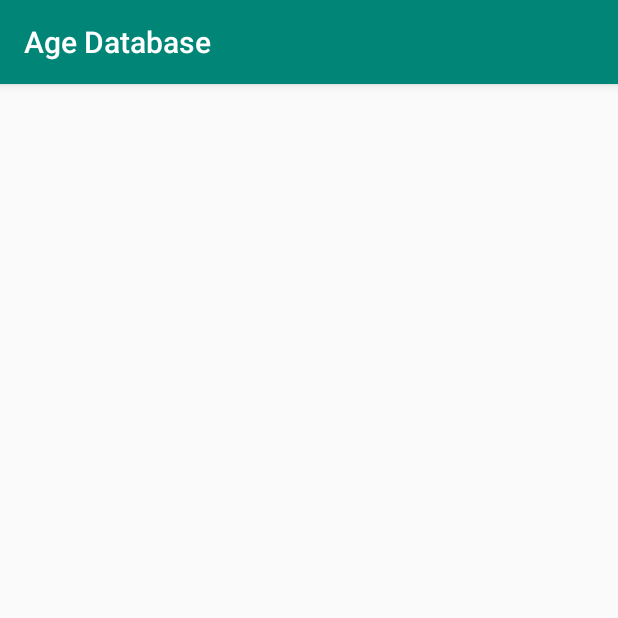
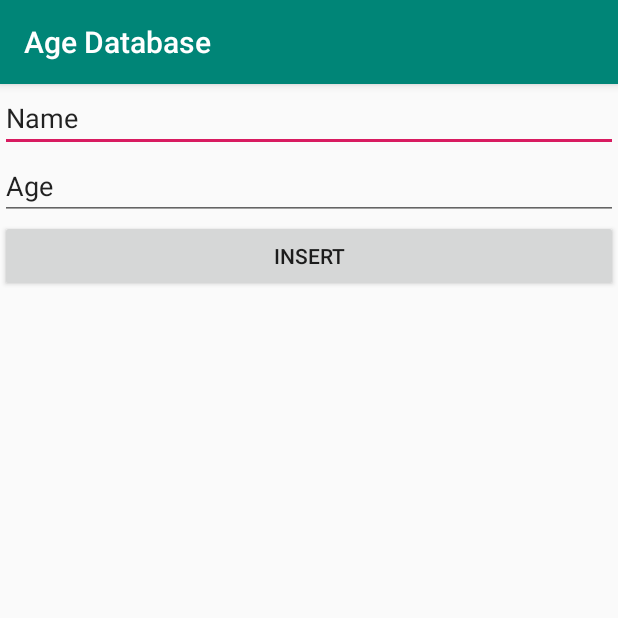
Before and after one commit to tarunraghav226/AndroidDevelopment, an Android app: the fragment InsertFragment shown on its own in the app's theme, on a phone screen of 412 x 824 dp, the top half of it. Run offline under Robolectric (Android 15) with nearby library versions, the phone set to English and light mode, and no system bars.

Commit message:
Added UI of insert,delete,result and search.

```diff
--- a/AgeDatabase/app/src/main/res/layout/content_insert.xml
+++ b/AgeDatabase/app/src/main/res/layout/content_insert.xml
@@ -1,7 +1,32 @@
 <?xml version="1.0" encoding="utf-8"?>
 <LinearLayout xmlns:android="http://schemas.android.com/apk/res/android"
+    xmlns:tools="http://schemas.android.com/tools"
     android:layout_width="match_parent"
     android:layout_height="match_parent"
     android:orientation="vertical">
 
+    <EditText
+        android:id="@+id/editName"
+        android:layout_width="match_parent"
+        android:layout_height="wrap_content"
+        android:ems="10"
+        android:inputType="textPersonName"
+        android:text="Name"
+        tools:text="Name" />
+
+    <EditText
+        android:id="@+id/editAge"
+        android:layout_width="match_parent"
+        android:layout_height="wrap_content"
+        android:ems="10"
+        android:inputType="textPersonName"
+        android:text="Age"
+        tools:text="Age" />
+
+    <Button
+        android:id="@+id/btnInsert"
+        android:layout_width="match_parent"
+        android:layout_height="wrap_content"
+        android:text="Insert"
+        tools:text="Insert" />
 </LinearLayout>
--- a/AgeDatabase/app/src/main/res/layout/content_result.xml
+++ b/AgeDatabase/app/src/main/res/layout/content_result.xml
@@ -4,4 +4,9 @@
     android:layout_height="match_parent"
     android:orientation="vertical">
 
+    <TextView
+        android:id="@+id/textResults"
+        android:layout_width="match_parent"
+        android:layout_height="wrap_content"
+        android:text="TextView" />
 </LinearLayout>
```
Also changed, not shown: AgeDatabase/app/src/main/res/layout/content_delete.xml (+16 -0 lines), AgeDatabase/app/src/main/res/layout/content_search.xml (+22 -0 lines).
